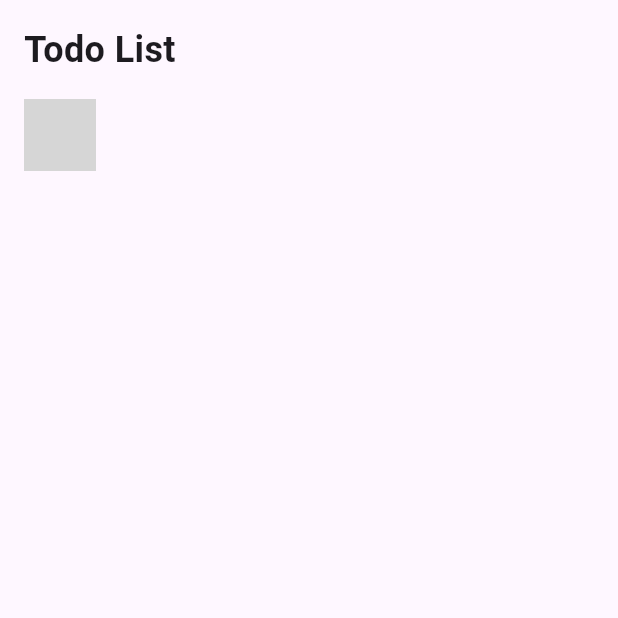
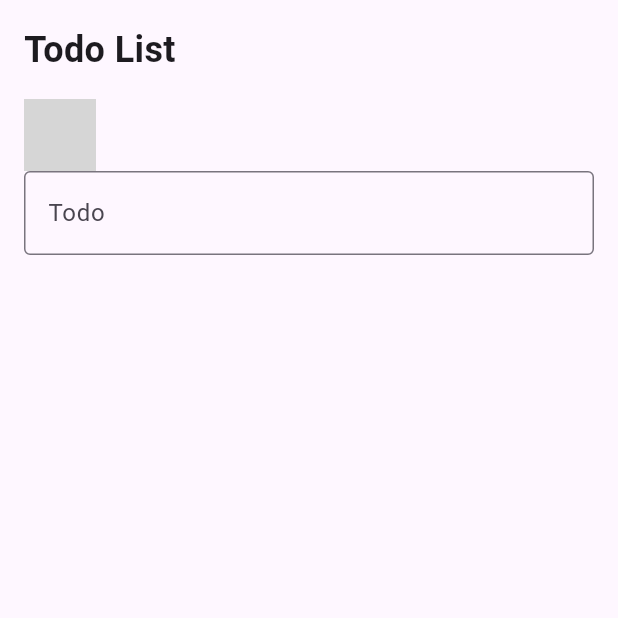
Before and after one commit to khaiqalsatrio/115_TodoBloc, a Flutter app: the screen it shows after launch, on a phone screen of 412 x 824 dp, the top half of it. Run offline on Flutter 3.47's test engine with Material 3 defaults, Android fonts, the phone set to English and light mode, and no system bars; our stand-ins replace flutter_bloc; statements that could not run were skipped; grey boxes are pictures that could not be loaded.

Commit message:
Membuat form input untuk memasukkan todo

```diff
--- a/lib/presentation/todo_page.dart
+++ b/lib/presentation/todo_page.dart
@@ -66,6 +66,28 @@
                   ),
                 ],
               ),
+              Form(
+                key: _key,
+                child: Row(
+                  children: [
+                    Expanded(
+                      child: TextFormField(
+                        controller: _controller,
+                        decoration: InputDecoration(
+                          labelText: 'Todo',
+                          border: OutlineInputBorder(),
+                        ),
+                        validator: (value) {
+                          if (value == null || value.isEmpty) {
+                            return 'Please enter a todo';
+                          }
+                          return null;
+                        },
+                      ),
+                    ),
+                  ],
+                ),
+              ),
             ],
           ),
         ),
```
